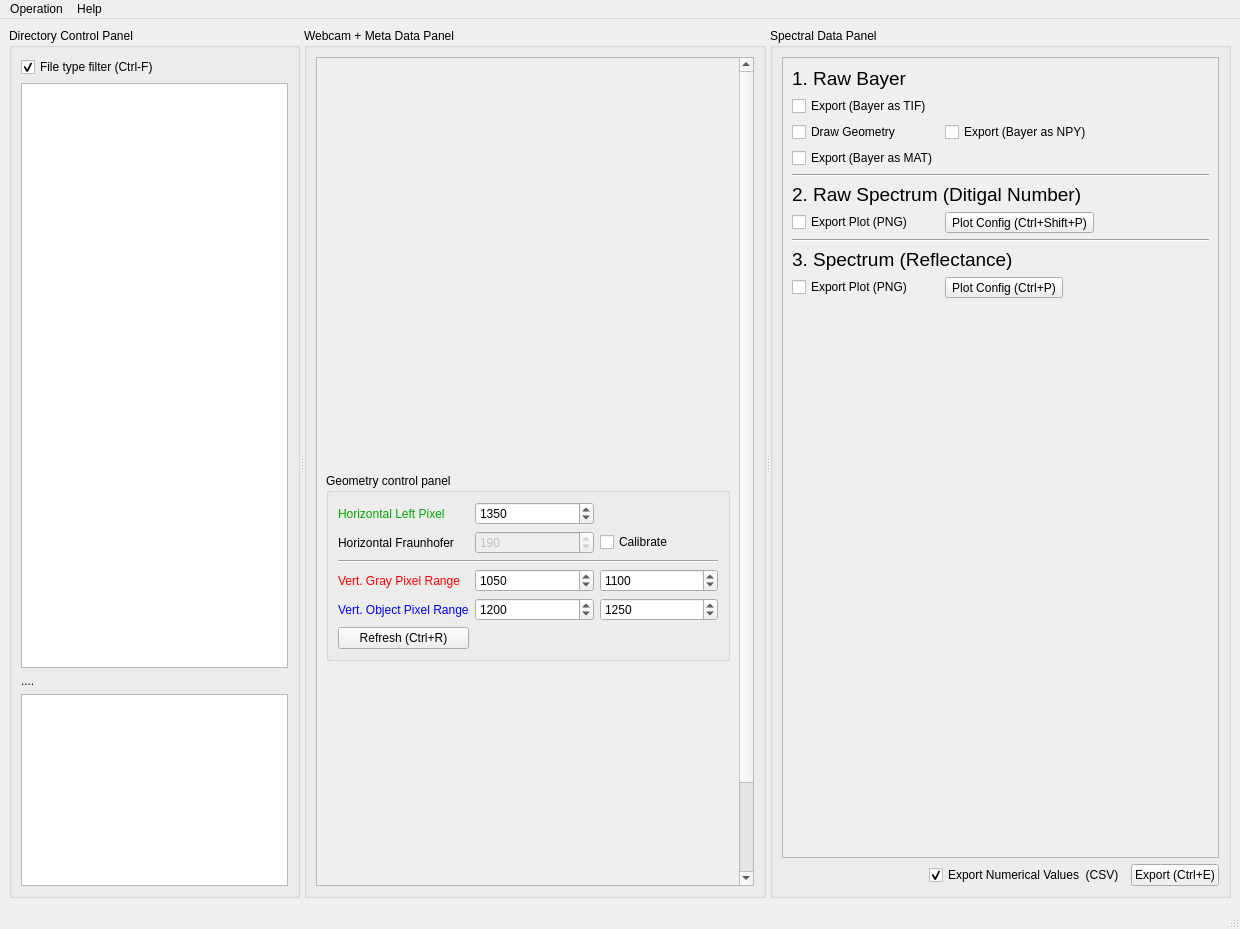
Before: the Qt Designer form UI/UI_Mainwindow.ui in garid3000/bps_spectrometer_gui, drawn with Qt 5.
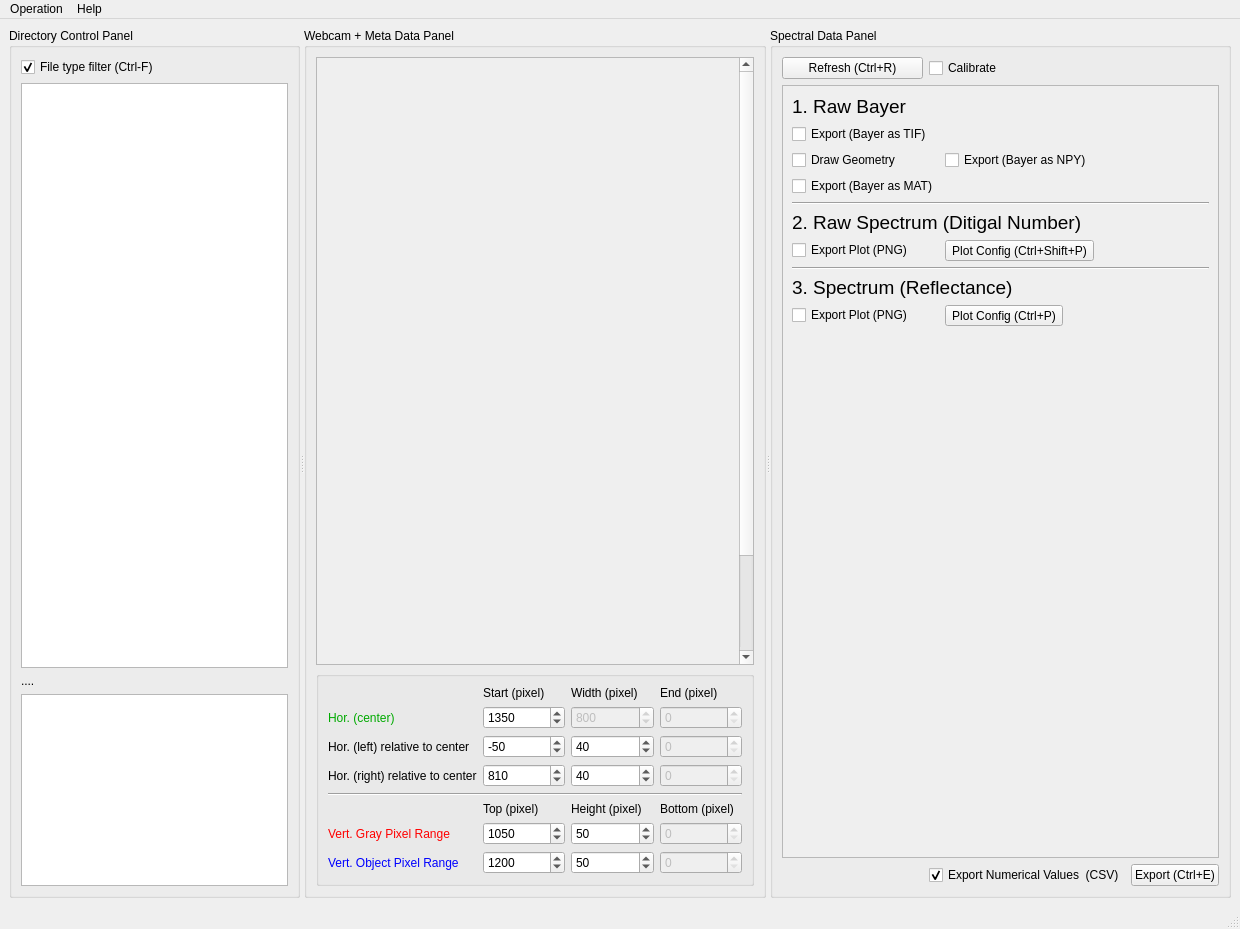
After: the same form once the commit is applied. Custom widgets are drawn as their Qt base class.

What changed in the file:
```diff
--- a/UI/UI_Mainwindow.ui
+++ b/UI/UI_Mainwindow.ui
@@ -98,9 +98,9 @@
            <property name="geometry">
             <rect>
              <x>0</x>
-             <y>-205</y>
-             <width>420</width>
-             <height>1049</height>
+             <y>0</y>
+             <width>423</width>
+             <height>724</height>
             </rect>
            </property>
            <layout class="QVBoxLayout" name="verticalLayout_4">
@@ -121,20 +121,60 @@
              </widget>
             </item>
             <item>
+             <widget class="PlotWidget" name="graph_raw" native="true">
+              <property name="sizePolicy">
+               <sizepolicy hsizetype="Preferred" vsizetype="Preferred">
+                <horstretch>0</horstretch>
+                <verstretch>200</verstretch>
+               </sizepolicy>
+              </property>
+              <property name="minimumSize">
+               <size>
+                <width>400</width>
+                <height>300</height>
+               </size>
+              </property>
+             </widget>
+            </item>
+           </layout>
+          </widget>
+         </widget>
+        </item>
+        <item>
              <widget class="QGroupBox" name="gb_control_panel">
               <property name="title">
-               <string>Geometry control panel</string>
-              </property>
-              <layout class="QGridLayout" name="gridLayout_2" columnstretch="0,0,0">
-               <item row="2" column="0" colspan="3">
-                <widget class="Line" name="_line">
-                 <property name="orientation">
-                  <enum>Qt::Horizontal</enum>
-                 </property>
-                </widget>
-               </item>
+           <string/>
+          </property>
+          <layout class="QGridLayout" name="gridLayout_2" columnstretch="0,0,0,0">
                <item row="3" column="0">
-                <widget class="QLabel" name="_label_2">
+            <widget class="QLabel" name="_l_7">
+             <property name="text">
+              <string>Hor. (right) relative to center</string>
+             </property>
+            </widget>
+           </item>
+           <item row="1" column="2">
+            <widget class="QSpinBox" name="sb_midx_size">
+             <property name="enabled">
+              <bool>false</bool>
+             </property>
+             <property name="maximum">
+              <number>9999</number>
+             </property>
+             <property name="value">
+              <number>800</number>
+             </property>
+            </widget>
+           </item>
+           <item row="0" column="1">
+            <widget class="QLabel" name="_l_8">
+             <property name="text">
+              <string>Start (pixel)</string>
+             </property>
+            </widget>
+           </item>
+           <item row="6" column="0">
+            <widget class="QLabel" name="_l_2">
                  <property name="palette">
                   <palette>
                    <active>
@@ -167,21 +207,58 @@
                  </property>
                 </widget>
                </item>
-               <item row="4" column="2">
-                <widget class="QSpinBox" name="sb_obje_bot_pxl">
+           <item row="3" column="2">
+            <widget class="QSpinBox" name="sb_rigx_size">
+             <property name="maximum">
+              <number>100</number>
+             </property>
+             <property name="value">
+              <number>40</number>
+             </property>
+            </widget>
+           </item>
+           <item row="3" column="3">
+            <widget class="QSpinBox" name="sb_rigx_ends">
+             <property name="enabled">
+              <bool>false</bool>
+             </property>
+             <property name="maximum">
+              <number>9999</number>
+             </property>
+            </widget>
+           </item>
+           <item row="6" column="3">
+            <widget class="QSpinBox" name="sb_gray_y_ends">
+             <property name="enabled">
+              <bool>false</bool>
+             </property>
+             <property name="maximum">
+              <number>99999999</number>
+             </property>
+            </widget>
+           </item>
+           <item row="4" column="0" colspan="4">
+            <widget class="Line" name="_line">
+             <property name="orientation">
+              <enum>Qt::Horizontal</enum>
+             </property>
+            </widget>
+           </item>
+           <item row="2" column="1">
+            <widget class="QSpinBox" name="sb_lefx_init_rel">
                  <property name="minimum">
-                  <number>0</number>
+              <number>-999</number>
                  </property>
                  <property name="maximum">
-                  <number>20000</number>
+              <number>9999</number>
                  </property>
                  <property name="value">
-                  <number>1250</number>
+              <number>-50</number>
                  </property>
                 </widget>
                </item>
-               <item row="0" column="1">
-                <widget class="QSpinBox" name="sb_horx_left_pxl">
+           <item row="1" column="1">
+            <widget class="QSpinBox" name="sb_midx_init">
                  <property name="minimum">
                   <number>0</number>
                  </property>
@@ -194,41 +271,95 @@
                 </widget>
                </item>
                <item row="1" column="0">
-                <widget class="QLabel" name="_label_4">
+            <widget class="QLabel" name="_l_1">
+             <property name="palette">
+              <palette>
+               <active>
+                <colorrole role="WindowText">
+                 <brush brushstyle="SolidPattern">
+                  <color alpha="255">
+                   <red>0</red>
+                   <green>170</green>
+                   <blue>0</blue>
+                  </color>
+                 </brush>
+                </colorrole>
+               </active>
+               <inactive>
+                <colorrole role="WindowText">
+                 <brush brushstyle="SolidPattern">
+                  <color alpha="255">
+                   <red>0</red>
+                   <green>170</green>
+                   <blue>0</blue>
+                  </color>
+                 </brush>
+                </colorrole>
+               </inactive>
+               <disabled/>
+              </palette>
+             </property>
                  <property name="text">
-                  <string>Horizontal Fraunhofer</string>
+              <string>Hor. (center)</string>
                  </property>
                 </widget>
                </item>
-               <item row="5" column="0">
-                <widget class="QPushButton" name="pb_refresh">
+           <item row="5" column="3">
+            <widget class="QLabel" name="_l_5">
                  <property name="text">
-                  <string>Refresh (Ctrl+R)</string>
+              <string>Bottom (pixel)</string>
                  </property>
                 </widget>
                </item>
-               <item row="1" column="2">
-                <widget class="QCheckBox" name="cb_fraunhofer">
+           <item row="5" column="2">
+            <widget class="QLabel" name="_l_4">
                  <property name="text">
-                  <string>Calibrate</string>
+              <string>Height (pixel)</string>
                  </property>
                 </widget>
                </item>
-               <item row="1" column="1">
-                <widget class="QSpinBox" name="sb_horx_frau_pxl">
+           <item row="9" column="1">
+            <widget class="QSpinBox" name="sb_obje_y_init">
+             <property name="minimum">
+              <number>0</number>
+             </property>
+             <property name="maximum">
+              <number>20000</number>
+             </property>
+             <property name="singleStep">
+              <number>2</number>
+             </property>
+             <property name="value">
+              <number>1200</number>
+             </property>
+            </widget>
+           </item>
+           <item row="2" column="0">
+            <widget class="QLabel" name="_l_6">
+             <property name="text">
+              <string>Hor. (left) relative to center</string>
+             </property>
+            </widget>
+           </item>
+           <item row="0" column="3">
+            <widget class="QLabel" name="_l_10">
+             <property name="text">
+              <string>End (pixel)</string>
+             </property>
+            </widget>
+           </item>
+           <item row="1" column="3">
+            <widget class="QSpinBox" name="sb_midx_ends">
                  <property name="enabled">
                   <bool>false</bool>
                  </property>
                  <property name="maximum">
-                  <number>9999</number>
-                 </property>
-                 <property name="value">
-                  <number>190</number>
+              <number>99999</number>
                  </property>
                 </widget>
                </item>
-               <item row="4" column="0">
-                <widget class="QLabel" name="_label_3">
+           <item row="9" column="0">
+            <widget class="QLabel" name="_l_3">
                  <property name="palette">
                   <palette>
                    <active>
@@ -261,106 +392,109 @@
                  </property>
                 </widget>
                </item>
-               <item row="3" column="1">
-                <widget class="QSpinBox" name="sb_gray_top_pxl">
+           <item row="0" column="2">
+            <widget class="QLabel" name="_l_9">
+             <property name="text">
+              <string>Width (pixel)</string>
+             </property>
+            </widget>
+           </item>
+           <item row="9" column="2">
+            <widget class="QSpinBox" name="sb_obje_y_size">
                  <property name="minimum">
                   <number>0</number>
                  </property>
                  <property name="maximum">
                   <number>20000</number>
+             </property>
+             <property name="singleStep">
+              <number>2</number>
+             </property>
+             <property name="value">
+              <number>50</number>
+             </property>
+            </widget>
+           </item>
+           <item row="6" column="2">
+            <widget class="QSpinBox" name="sb_gray_y_size">
+             <property name="minimum">
+              <number>0</number>
+             </property>
+             <property name="maximum">
+              <number>20000</number>
+             </property>
+             <property name="singleStep">
+              <number>2</number>
+             </property>
+             <property name="value">
+              <number>50</number>
+             </property>
+            </widget>
+           </item>
+           <item row="6" column="1">
+            <widget class="QSpinBox" name="sb_gray_y_init">
+             <property name="minimum">
+              <number>0</number>
+             </property>
+             <property name="maximum">
+              <number>20000</number>
+             </property>
+             <property name="singleStep">
+              <number>2</number>
                  </property>
                  <property name="value">
                   <number>1050</number>
                  </property>
                 </widget>
                </item>
-               <item row="4" column="1">
-                <widget class="QSpinBox" name="sb_obje_top_pxl">
-                 <property name="minimum">
-                  <number>0</number>
-                 </property>
+           <item row="2" column="2">
+            <widget class="QSpinBox" name="sb_lefx_size">
                  <property name="maximum">
-                  <number>20000</number>
+              <number>100</number>
                  </property>
                  <property name="value">
-                  <number>1200</number>
+              <number>40</number>
                  </property>
                 </widget>
                </item>
-               <item row="0" column="0">
-                <widget class="QLabel" name="_label_1">
-                 <property name="palette">
-                  <palette>
-                   <active>
-                    <colorrole role="WindowText">
-                     <brush brushstyle="SolidPattern">
-                      <color alpha="255">
-                       <red>0</red>
-                       <green>170</green>
-                       <blue>0</blue>
-                      </color>
-                     </brush>
-                    </colorrole>
-                   </active>
-                   <inactive>
-                    <colorrole role="WindowText">
-                     <brush brushstyle="SolidPattern">
-                      <color alpha="255">
-                       <red>0</red>
-                       <green>170</green>
-                       <blue>0</blue>
-                      </color>
-                     </brush>
-                    </colorrole>
-                   </inactive>
-                   <disabled/>
-                  </palette>
-                 </property>
+           <item row="5" column="1">
+            <widget class="QLabel" name="_l_11">
                  <property name="text">
-                  <string>Horizontal Left Pixel</string>
+              <string>Top (pixel)</string>
                  </property>
                 </widget>
                </item>
-               <item row="3" column="2">
-                <widget class="QSpinBox" name="sb_gray_bot_pxl">
-                 <property name="minimum">
-                  <number>0</number>
+           <item row="9" column="3">
+            <widget class="QSpinBox" name="sb_obje_y_ends">
+             <property name="enabled">
+              <bool>false</bool>
                  </property>
                  <property name="maximum">
-                  <number>20000</number>
+              <number>999999999</number>
+             </property>
+            </widget>
+           </item>
+           <item row="2" column="3">
+            <widget class="QSpinBox" name="sb_lefx_ends">
+             <property name="enabled">
+              <bool>false</bool>
+             </property>
+             <property name="maximum">
+              <number>9999</number>
+             </property>
+            </widget>
+           </item>
+           <item row="3" column="1">
+            <widget class="QSpinBox" name="sb_rigx_init_rel">
+             <property name="maximum">
+              <number>9999</number>
                  </property>
                  <property name="value">
-                  <number>1100</number>
+              <number>810</number>
                  </property>
                 </widget>
                </item>
               </layout>
-             </widget>
-            </item>
-            <item>
-             <widget class="PlotWidget" name="graph_raw" native="true">
-              <property name="sizePolicy">
-               <sizepolicy hsizetype="Preferred" vsizetype="Preferred">
-                <horstretch>0</horstretch>
-                <verstretch>200</verstretch>
-               </sizepolicy>
-              </property>
-              <property name="minimumSize">
-               <size>
-                <width>400</width>
-                <height>300</height>
-               </size>
-              </property>
-             </widget>
-            </item>
-            <item>
-             <widget class="ImageView" name="graph_2d_roi_object" native="true"/>
-            </item>
-            <item>
-             <widget class="ImageView" name="graph_2d_roi_gray" native="true"/>
-            </item>
-           </layout>
-          </widget>
          </widget>
         </item>
        </layout>
@@ -370,37 +504,14 @@
         <string>Spectral Data Panel</string>
        </property>
        <layout class="QGridLayout" name="gridLayout_4">
-        <item row="2" column="2">
-         <widget class="QPushButton" name="pb_export">
+        <item row="0" column="1">
+         <widget class="QCheckBox" name="cb_fraunhofer">
           <property name="text">
-           <string>Export (Ctrl+E)</string>
+           <string>Calibrate</string>
           </property>
          </widget>
         </item>
-        <item row="2" column="1">
-         <widget class="QCheckBox" name="checkBox_6">
-          <property name="text">
-           <string>Export Numerical Values  (CSV)</string>
-          </property>
-          <property name="checked">
-           <bool>true</bool>
-          </property>
-         </widget>
-        </item>
-        <item row="2" column="0">
-         <spacer name="horizontalSpacer">
-          <property name="orientation">
-           <enum>Qt::Horizontal</enum>
-          </property>
-          <property name="sizeHint" stdset="0">
-           <size>
-            <width>40</width>
-            <height>20</height>
-           </size>
-          </property>
-         </spacer>
-        </item>
-        <item row="0" column="0" colspan="3">
+        <item row="1" column="0" colspan="3">
          <widget class="QScrollArea" name="scrollArea">
           <property name="widgetResizable">
            <bool>true</bool>
@@ -410,8 +521,8 @@
             <rect>
              <x>0</x>
              <y>0</y>
-             <width>435</width>
-             <height>800</height>
+             <width>433</width>
+             <height>772</height>
             </rect>
            </property>
            <layout class="QFormLayout" name="formLayout">
@@ -545,6 +656,43 @@
           </widget>
          </widget>
         </item>
+        <item row="0" column="0">
+         <widget class="QPushButton" name="pb_refresh">
+          <property name="text">
+           <string>Refresh (Ctrl+R)</string>
+          </property>
+         </widget>
+        </item>
+        <item row="3" column="0">
+         <spacer name="horizontalSpacer">
+          <property name="orientation">
+           <enum>Qt::Horizontal</enum>
+          </property>
+          <property name="sizeHint" stdset="0">
+           <size>
+            <width>40</width>
+            <height>20</height>
+           </size>
+          </property>
+         </spacer>
+        </item>
+        <item row="3" column="1">
+         <widget class="QCheckBox" name="checkBox_6">
+          <property name="text">
+           <string>Export Numerical Values  (CSV)</string>
+          </property>
+          <property name="checked">
+           <bool>true</bool>
+          </property>
+         </widget>
+        </item>
+        <item row="3" column="2">
+         <widget class="QPushButton" name="pb_export">
+          <property name="text">
+           <string>Export (Ctrl+E)</string>
+          </property>
+         </widget>
+        </item>
        </layout>
       </widget>
      </widget>
```
Left out of the diff: 3 changed lines with no effect on the pictures. Lines whose indentation alone changed are shown as unchanged.
